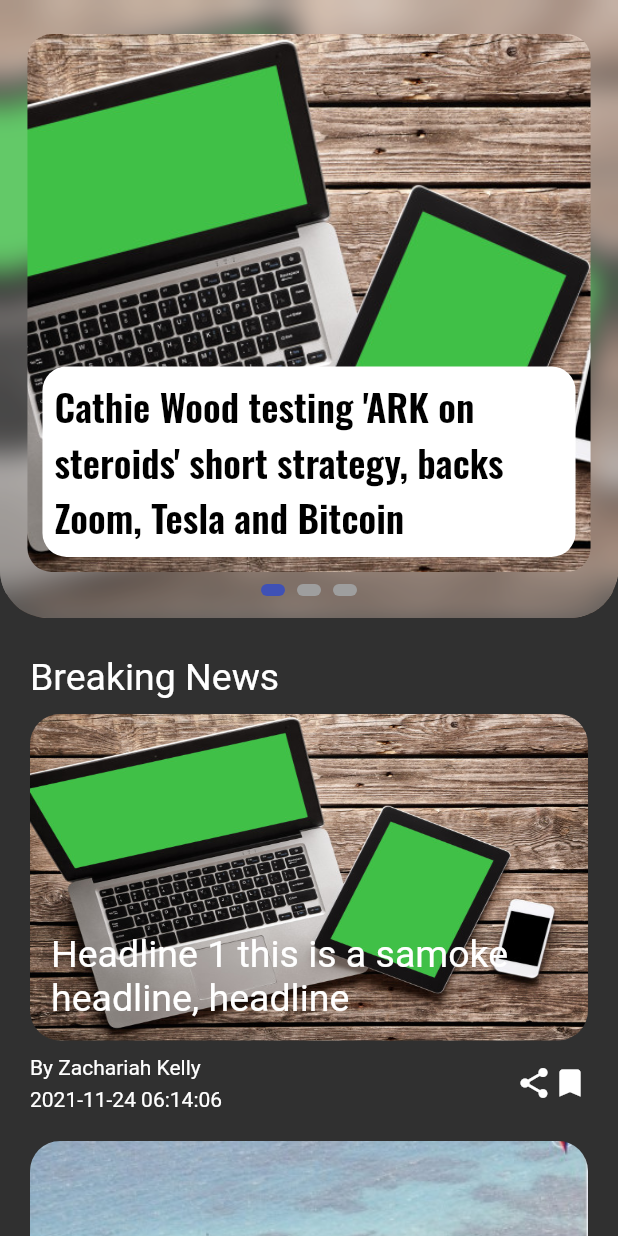
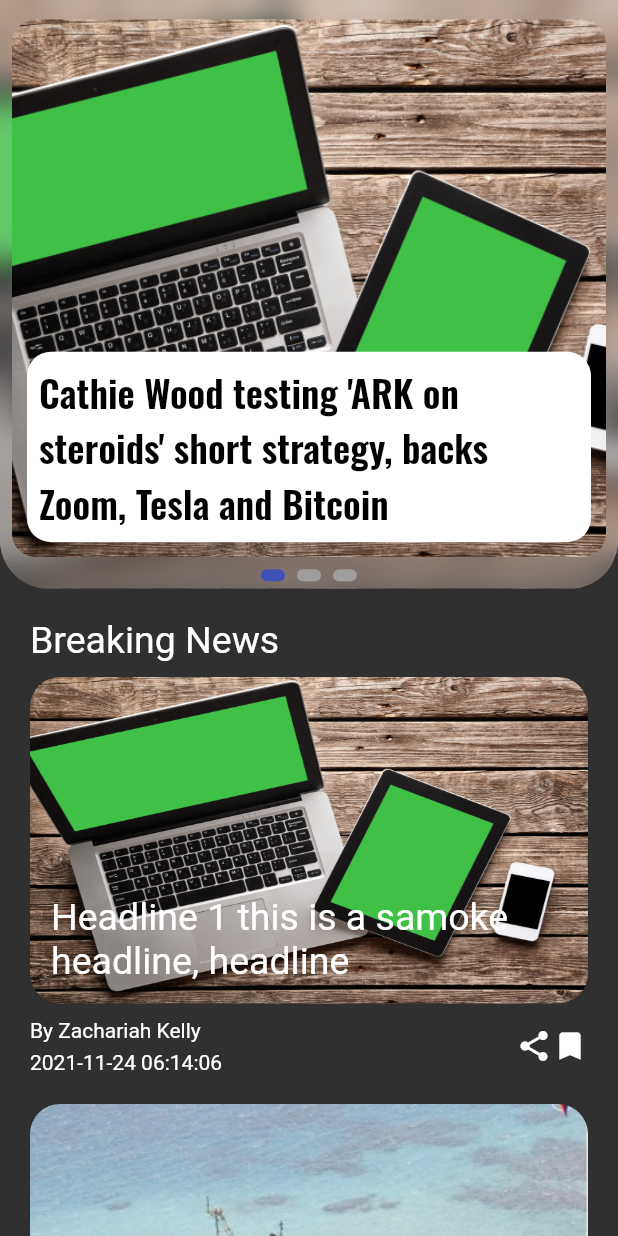
Before and after one commit to kdjamespro/newspeek, a Flutter app: the screen it shows after launch, on a phone screen of 412 x 824 dp. Run offline on Flutter 3.47's test engine with Material 2 defaults, Android fonts, the phone set to English and light mode, and no system bars; drawn by our look-alikes of carousel_slider, smooth_page_indicator; our stand-ins replace google_fonts.

Commit message:
Edit size of headlines

```diff
--- a/lib/screens/headline_card.dart
+++ b/lib/screens/headline_card.dart
@@ -10,7 +10,7 @@
   @override
   Widget build(BuildContext context) {
     return FractionallySizedBox(
-      widthFactor: 0.95,
+      widthFactor: 1,
       child: Container(
         margin: const EdgeInsets.all(8.0),
         decoration: BoxDecoration(
@@ -43,21 +43,3 @@
     );
   }
 }
-
-// boxShadow: [
-// BoxShadow(
-// color: Colors.black.withOpacity(0.3),
-// spreadRadius: 5,
-// blurRadius: 10,
-// offset: Offset(0, 5),
-// ),
-// ]
-
-// BackdropFilter(
-// filter: ImageFilter.blur(sigmaX: 10.0, sigmaY: 10.0),
-// child: Container(
-// width: 200.0,
-// height: 200.0,
-// decoration: BoxDecoration(
-// color: Colors.grey.shade200.withOpacity(0.5)
-// ),
--- a/lib/screens/main_screen.dart
+++ b/lib/screens/main_screen.dart
@@ -24,7 +24,7 @@
           child: ListView(
             children: <Widget>[
               Container(
-                height: MediaQuery.of(context).size.height / 2,
+                height: MediaQuery.of(context).size.height / 2.1,
                 child: Stack(
                   alignment: Alignment.center,
                   children: [
@@ -74,7 +74,7 @@
                   ],
                 ),
               ),
-              SizedBox(height: 25.0),
+              SizedBox(height: 20.0),
               Container(
                 padding: const EdgeInsets.symmetric(
                   horizontal: 20.0,
```
